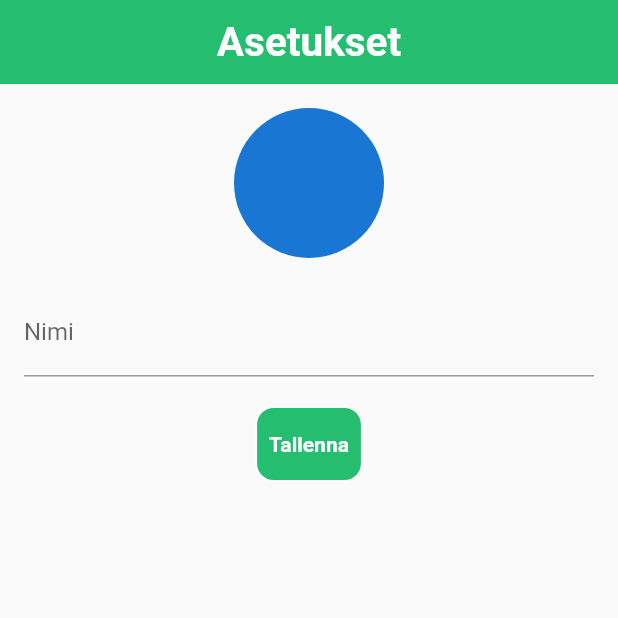
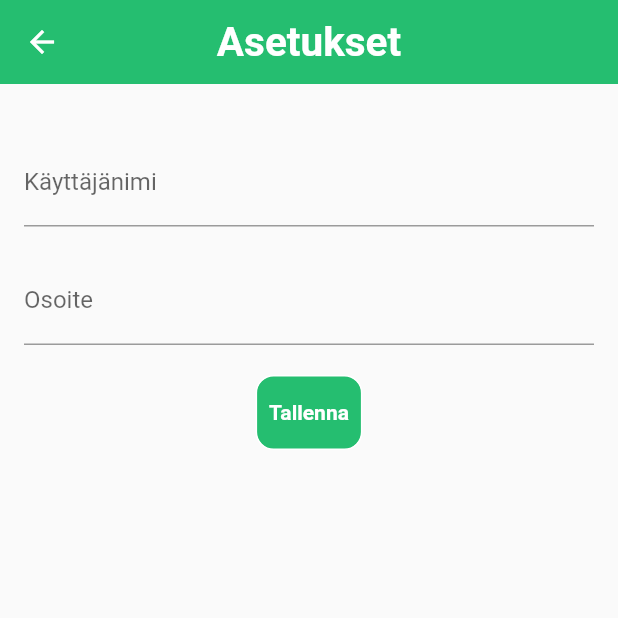
Before and after one commit to Mobiilikehitys-projekti-R6/Library-Application, a Flutter app: the screen it shows once a user with an empty profile is signed in, item 4 of the bottom bar chosen, after a tap on the "settings" icon, on a phone screen of 412 x 824 dp, the top half of it. Run offline on Flutter 3.47's test engine with Material 2 defaults, Android fonts, the phone set to English and light mode, and no system bars; our stand-ins replace cloud_firestore, firebase_auth, firebase_core, firebase_storage, image_picker, table_calendar; accounts and stored records are empty.

```diff
--- a/library_app/lib/pages/profile.dart
+++ b/library_app/lib/pages/profile.dart
@@ -1,7 +1,6 @@
 import 'dart:io';
 
 import 'package:flutter/material.dart';
-import 'package:image_picker/image_picker.dart';
 import 'package:library_app/pages/login_page.dart';
 import 'package:library_app/pages/profileSet.dart';
 import 'package:cloud_firestore/cloud_firestore.dart';
@@ -16,29 +15,28 @@ class Myprofile extends StatefulWidget {
 
 class _MyprofileState extends State<Myprofile> {
   String _name = '';
-  File? _image;
+  String _email = '';
+  String _info = '';
 
   void _updateProfile() {
+    User? user = FirebaseAuth.instance.currentUser;
+
     FirebaseFirestore.instance
         .collection('users')
-        .doc('user_id_here')
+        .doc(user!.uid)
         .get()
         .then((doc) {
       if (doc.exists) {
         setState(() {
           _name = doc['displayName'];
+          _email = doc['email'];
+          _info = doc['address'];
         });
       } else {
         print('Document does not exist on the database');
       }
     }).catchError((error) {
       print('Error getting document: $error');
-    });
-  }
-
-  void _updateProfilePicture(File image) {
-    setState(() {
-      _image = image;
     });
   }
 
@@ -71,7 +69,7 @@ class _MyprofileState extends State<Myprofile> {
               icon: Icon(Icons.settings),
             ),
             Text(
-              'Profiili',
+              'Käyttäjätiedot',
               style: TextStyle(
                 color: Colors.white,
                 fontWeight: FontWeight.bold,
@@ -96,17 +94,27 @@ class _MyprofileState extends State<Myprofile> {
         child: Column(
           mainAxisAlignment: MainAxisAlignment.center,
           children: <Widget>[
-            InkWell(
-              child: CircleAvatar(
-                backgroundImage: _image != null ? FileImage(_image!) : null,
-                radius: 70,
+            SizedBox(height: 10),
+            Text(
+              "Terve, $_name",
+              style: TextStyle(
+                fontSize: 17,
+                fontWeight: FontWeight.bold,
               ),
             ),
             SizedBox(height: 10),
             Text(
-              _name,
+              "Sähköposti: $_email",
               style: TextStyle(
-                fontSize: 24,
+                fontSize: 17,
+                fontWeight: FontWeight.bold,
+              ),
+            ),
+            SizedBox(height: 10),
+            Text(
+              "Osoite: $_info",
+              style: TextStyle(
+                fontSize: 17,
                 fontWeight: FontWeight.bold,
               ),
             ),
--- a/library_app/lib/pages/profileSet.dart
+++ b/library_app/lib/pages/profileSet.dart
@@ -1,11 +1,6 @@
-import 'dart:io';
-
 import 'package:cloud_firestore/cloud_firestore.dart';
 import 'package:firebase_auth/firebase_auth.dart';
-import 'package:firebase_core/firebase_core.dart';
-import 'package:firebase_storage/firebase_storage.dart';
 import 'package:flutter/material.dart';
-import 'package:image_picker/image_picker.dart';
 
 class ProfileSettings extends StatefulWidget {
   final Function updateProfile;
@@ -15,38 +10,55 @@ class ProfileSettings extends StatefulWidget {
   @override
   _ProfileSettingsState createState() => _ProfileSettingsState();
 }
+
 class _ProfileSettingsState extends State<ProfileSettings> {
   final _formKey = GlobalKey<FormState>();
 
   String _name = '';
-  String _photoURL = '';
+  String _info = '';
 
   TextEditingController _nameController = TextEditingController();
-  TextEditingController _photoController = TextEditingController();
+  TextEditingController _infoController = TextEditingController();
+
   late User user;
   late String userId;
 
-  Future<void> _selectProfileImage() async {
-    final ImagePicker _picker = ImagePicker();
-    final XFile? pickedFile = await _picker.pickImage(source: ImageSource.gallery);
+  void _getData() {
+    User? user = FirebaseAuth.instance.currentUser;
 
-    if (pickedFile != null) {
+    FirebaseFirestore.instance
+        .collection('users')
+        .doc(user!.uid)
+        .get()
+        .then((doc) {
+      if (doc.exists) {
         setState(() {
-       //_imageFile = File(pickedFile.path);
-        widget.updateProfile(File(pickedFile.path));
+          _name = doc['displayName'];
+          _info = doc['address'];
+          _nameController.text = _name;
+          _infoController.text = _info;
+        });
+      } else {
+        print('Document does not exist on the database');
+      }
+    }).catchError((error) {
+      print('Error getting document: $error');
     });
   }
+
+  @override
+  void initState() {
+    super.initState();
+    _getData();
   }
 
-
-
-Future<void> updateUserDisplayName(String displayName) async {
+  Future<void> updateUserDisplayName(String displayName, String address) async {
     try {
       final user = FirebaseAuth.instance.currentUser;
       await FirebaseFirestore.instance
           .collection('users')
           .doc(user!.uid)
-        .update({'displayName': displayName});
+          .update({'displayName': displayName, 'address': address});
     } catch (e) {
       print('Error updating user display name: $e');
     }
@@ -56,7 +68,6 @@ Future<void> updateUserDisplayName(String displayName) async {
   Widget build(BuildContext context) {
     return Scaffold(
       appBar: AppBar(
-        automaticallyImplyLeading: false,
         backgroundColor: Color(0xFF25BE70),
         elevation: 0,
         title: const Text(
@@ -75,23 +86,28 @@ Future<void> updateUserDisplayName(String displayName) async {
           padding: const EdgeInsets.all(16.0),
           child: Column(
             children: [
-              GestureDetector(
-                onTap: _selectProfileImage,
-                child: CircleAvatar(
-                  radius: 50,
-                  backgroundImage: _photoURL.isNotEmpty ? NetworkImage(_photoURL)
-                  : null,
-                ),
-              ),
               SizedBox(height: 20),
               TextFormField(
                 controller: _nameController,
                 decoration: InputDecoration(
-                  labelText: 'Nimi',
+                  labelText: 'Käyttäjänimi',
                 ),
                 validator: (value) {
                   if (value == null || value.isEmpty) {
                     return 'Nimi ei voi olla tyhjä';
+                  }
+                  return null;
+                },
+              ),
+              SizedBox(height: 20),
+              TextFormField(
+                controller: _infoController,
+                decoration: InputDecoration(
+                  labelText: 'Osoite',
+                ),
+                validator: (value) {
+                  if (value == null || value.isEmpty) {
+                    return 'Osoite ei voi olla tyhjä';
                   }
                   return null;
                 },
@@ -115,13 +131,10 @@ Future<void> updateUserDisplayName(String displayName) async {
                     if (_formKey.currentState!.validate()) {
                       setState(() {
                         _name = _nameController.text;
-                        _photoURL = _photoController.text;
-                        /*_email = _emailController.text;
-                        _info = _infoController.text;*/
+                        _info = _infoController.text;
                       });
-                      await updateUserDisplayName(_name);
-                      widget.updateProfile(_name);
-                      //Navigator.pop(context);
+                      await updateUserDisplayName(_name, _info);
+                      widget.updateProfile(_name, _info);
                     }
                   },
                   child: const Text(
--- a/library_app/lib/pages/reset.dart
+++ b/library_app/lib/pages/reset.dart
@@ -1,6 +1,5 @@
 import 'package:flutter/material.dart';
 import 'package:firebase_auth/firebase_auth.dart';
-
 
 class ResetScreen extends StatefulWidget {
   @override
@@ -8,7 +7,7 @@ class ResetScreen extends StatefulWidget {
 }
 
 class _ResetScreenState extends State<ResetScreen> {
-  String email="email";
+  String email = "email";
   final auth = FirebaseAuth.instance;
 
   @override
```
Also changed, not shown: library_app/lib/dialogService.dart (added, +56 -0 lines), library_app/lib/pages/addBooks.dart (+40 -21 lines), library_app/lib/pages/home.dart (+100 -25 lines). Lines whose indentation alone changed are shown as unchanged.
